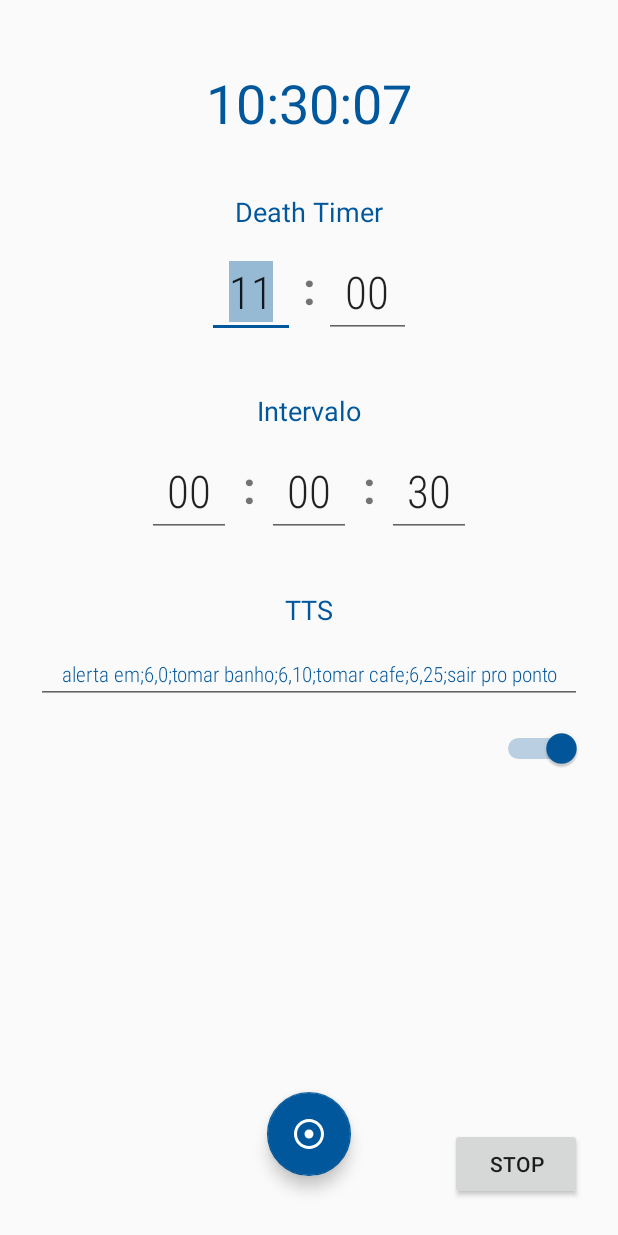
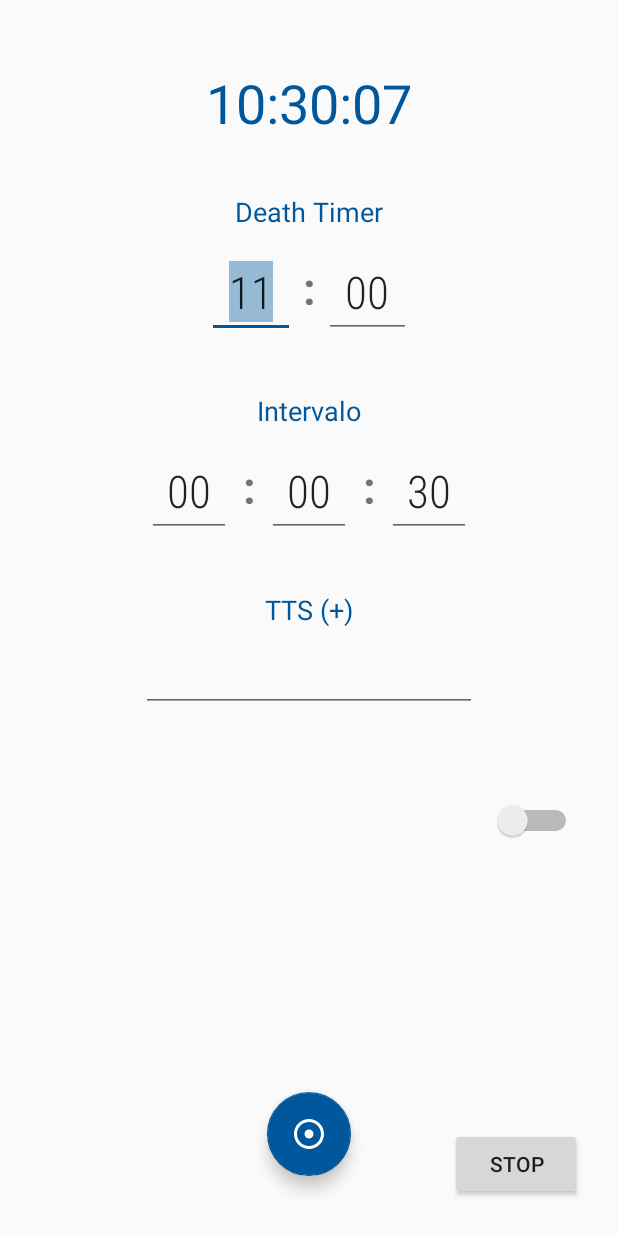
Before and after one commit to segodimo/RecTimerV01, an Android app: the screen it shows after launch (EditForm), on a phone screen of 412 x 824 dp. Run offline under Robolectric (Android 15) with nearby library versions, the phone set to English and light mode, and no system bars.

Commit message:
Campo TTS

```diff
--- a/app/src/main/java/com/rec/timerv01/activity/EditForm.java
+++ b/app/src/main/java/com/rec/timerv01/activity/EditForm.java
@@ -34,6 +34,7 @@ import com.google.android.material.floatingactionbutton.FloatingActionButton;
 import com.google.android.material.textfield.TextInputEditText;
 import com.rec.timerv01.R;
 
+import java.util.Arrays;
 import java.util.Calendar;
 import java.util.Objects;
 import java.util.concurrent.TimeUnit;
@@ -50,7 +51,13 @@ public class EditForm extends AppCompatActivity {
     private TextInputEditText inptIvH;
     private TextInputEditText inptIvM;
     private TextInputEditText inptIvS;
+
+    private TextView titTTS;
     private TextInputEditText inptSpeach;
+    private TextView addTTS;
+    private String ttsfala = "";
+
+
     private Switch switchStatus;
     private FloatingActionButton btnSave;
     private Button btnStop;
@@ -90,7 +97,11 @@ public class EditForm extends AppCompatActivity {
         inptIvM = findViewById(R.id.inptIvM);
         inptIvS = findViewById(R.id.inptIvS);
 
+        titTTS = findViewById(R.id.titTTS);
         inptSpeach = findViewById(R.id.inptSpeach);
+        addTTS = findViewById(R.id.addTTS);
+
+
         switchStatus = findViewById(R.id.switchStatus);
 
         txtTimeRT = findViewById(R.id.txtTimeRT);
@@ -159,7 +170,7 @@ public class EditForm extends AppCompatActivity {
                         //------------------------------------------------------------------------------------------------
                         Intervalo = (vlIvH*60*60*1000)+(vlIvM*60*1000)+(vlIvS);
                         // android:text="11:20|First Step|18:30|Second Step"
-                        String ttsfala = Objects.requireNonNull(inptSpeach.getText()).toString();
+                        //String ttsfala = Objects.requireNonNull(inptSpeach.getText()).toString();
                         //------------------------------------------------------------------------------------------------
                         //PARA TESTES
                         //Intervalo = 10;
@@ -189,6 +200,60 @@ public class EditForm extends AppCompatActivity {
             }
         });
 
+        titTTS.setOnClickListener(new View.OnClickListener() {
+            @Override
+            public void onClick(View v) {
+
+                //Toast.makeText(EditForm.this, "okokokok", Toast.LENGTH_SHORT).show();
+                String txtaddTTS = Objects.requireNonNull(inptSpeach.getText()).toString();
+                if(!txtaddTTS.equals("")){
+                    String listaddTTS = Objects.requireNonNull(addTTS.getText()).toString();
+                    String[] arrTTS = listaddTTS.split("|");
+                    //Log.d("AVA", "arrTTS.length "+arrTTS.length);
+
+                    //PRIMEIRO VALOR
+                    if(arrTTS.length <= 1){
+                        addTTS.setText(txtaddTTS);
+                        addTTS.setVisibility(View.VISIBLE);
+                        inptSpeach.setText("");
+                        hideKeyboard(EditForm.this);
+                    }
+                    //SIGUIENTES VALORES
+                    else{
+
+                        //VALIDA VALOR REPETIDO
+                        if( !useList(arrTTS, txtaddTTS) ){
+                            if(txtaddTTS){
+
+                            }
+                            String newtxtTTS = listaddTTS+"\n"+txtaddTTS;
+                            addTTS.setText(newtxtTTS);
+                            inptSpeach.setText("");
+                            hideKeyboard(EditForm.this);
+                        }else{
+                            Toast.makeText(EditForm.this, "O valor tem que ser diferente!", Toast.LENGTH_SHORT).show();
+                        }
+
+
+
+                        //Log.d("AVA", "arrTTS "+arrTTS.toString());
+                    }
+//                    if(listaddTTS.equals("")){
+//                    }else{
+//
+//
+//                        Log.d("AVA", "arrTTS "+arrTTS);
+//                        Log.d("AVA", "arrTTS.length "+arrTTS.length);
+//
+//                        String newtxtTTS = listaddTTS+"|"+txtaddTTS;
+//
+//                        addTTS.setText(newtxtTTS);
+//                        Toast.makeText(EditForm.this, listaddTTS, Toast.LENGTH_SHORT).show();
+//                    }
+                }
+            }
+        });
+
         btnStop.setOnClickListener(new View.OnClickListener() {
             @Override
             public void onClick(View v) {
@@ -199,8 +264,6 @@ public class EditForm extends AppCompatActivity {
             }
         });
 
-
-
         boxGeral.setOnClickListener(new View.OnClickListener() {
             @Override
             public void onClick(View v) {
@@ -210,6 +273,11 @@ public class EditForm extends AppCompatActivity {
 
 
     }//FINAL DO ONCREATE
+
+
+    public static boolean useList(String[] arr, String targetValue) {
+        return Arrays.asList(arr).contains(targetValue);
+    }
 
 
     private void ajusteDT() {
--- a/app/src/main/res/layout/activity_edit_form.xml
+++ b/app/src/main/res/layout/activity_edit_form.xml
@@ -189,11 +189,11 @@
         </LinearLayout>
 
         <TextView
-            android:id="@+id/lyTTSpech"
+            android:id="@+id/titTTS"
             android:layout_width="match_parent"
             android:layout_height="wrap_content"
             android:layout_marginTop="36dp"
-            android:text="TTS"
+            android:text="TTS (+)"
             android:textAlignment="center"
             android:textColor="#01579B"
             android:textSize="18sp" />
@@ -202,6 +202,7 @@
             android:id="@+id/lyInptSpeach"
             android:layout_width="match_parent"
             android:layout_height="wrap_content"
+            android:layout_marginHorizontal="70dp"
             android:layout_weight="2"
             android:selectAllOnFocus="true">
 
@@ -214,11 +215,23 @@
                 android:fontFamily="sans-serif-condensed-light"
                 android:inputType="textShortMessage"
                 android:selectAllOnFocus="true"
-                android:text="alerta em;6,0;tomar banho;6,10;tomar cafe;6,25;sair pro ponto"
                 android:textAlignment="center"
                 android:textColor="#01579B"
-                android:textSize="14sp" />
+                android:textSize="18sp" />
         </com.google.android.material.textfield.TextInputLayout>
+
+
+        <TextView
+            android:id="@+id/addTTS"
+            android:layout_width="match_parent"
+            android:layout_height="wrap_content"
+            android:layout_marginTop="18dp"
+            android:fontFamily="sans-serif-light"
+            android:text=""
+            android:textAlignment="center"
+            android:textColor="#01579B"
+            android:textSize="18sp"
+            android:visibility="invisible" />
 
 
     </LinearLayout>
@@ -230,14 +243,14 @@
         android:layout_marginVertical="16dp"
         android:layout_marginTop="32dp"
         android:layout_marginEnd="16dp"
-        android:checked="true"
+        android:checked="false"
         android:gravity="center_horizontal"
         android:switchMinWidth="60dp"
         android:textAlignment="center"
         app:layout_constraintEnd_toEndOf="parent"
         app:layout_constraintStart_toStartOf="parent"
         app:layout_constraintTop_toBottomOf="@+id/linearLayout2"
-        tools:checked="true" />
+        tools:checked="false" />
 
     <com.google.android.material.floatingactionbutton.FloatingActionButton
         android:id="@+id/btnSave"
```
